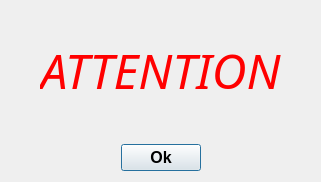
The window that src/plugins/attention/attentiondialog.ui (eyecu-im/eyecu-qt) describes before a commit, drawn with Qt 5.
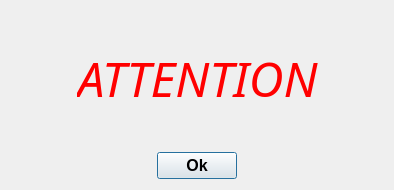
The same window after the commit.

The edit to the form file:
```diff
--- a/src/plugins/attention/attentiondialog.ui
+++ b/src/plugins/attention/attentiondialog.ui
@@ -2,6 +2,14 @@
 <ui version="4.0">
  <class>AttentionDialog</class>
  <widget class="QDialog" name="AttentionDialog">
+  <property name="geometry">
+   <rect>
+    <x>0</x>
+    <y>0</y>
+    <width>394</width>
+    <height>190</height>
+   </rect>
+  </property>
   <property name="sizePolicy">
    <sizepolicy hsizetype="Minimum" vsizetype="Minimum">
     <horstretch>0</horstretch>
@@ -47,12 +55,6 @@
      </item>
      <item row="0" column="2">
       <widget class="QLabel" name="lblAvatar">
-       <property name="sizePolicy">
-        <sizepolicy hsizetype="Minimum" vsizetype="Minimum">
-         <horstretch>0</horstretch>
-         <verstretch>0</verstretch>
-        </sizepolicy>
-       </property>
        <property name="text">
         <string/>
        </property>
```
